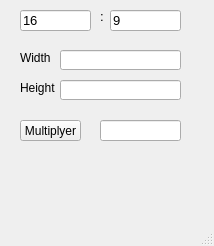
First picture: the form in aspect_ratio.ui, repository chess-quest/p2_aspect-ratio, before the edit.
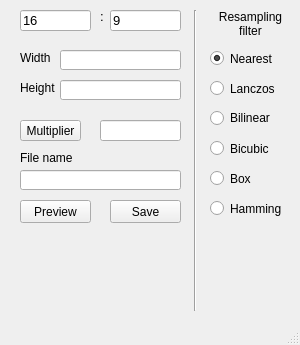
Second picture: the form after the edit.

Commit message: added the ability to modify image files

```diff
--- a/aspect_ratio.ui
+++ b/aspect_ratio.ui
@@ -6,20 +6,20 @@
    <rect>
     <x>0</x>
     <y>0</y>
-    <width>214</width>
-    <height>246</height>
+    <width>300</width>
+    <height>345</height>
    </rect>
   </property>
   <property name="minimumSize">
    <size>
-    <width>214</width>
-    <height>214</height>
+    <width>300</width>
+    <height>345</height>
    </size>
   </property>
   <property name="maximumSize">
    <size>
-    <width>246</width>
-    <height>246</height>
+    <width>300</width>
+    <height>345</height>
    </size>
   </property>
   <property name="windowTitle">
@@ -136,16 +136,16 @@
      </rect>
     </property>
     <property name="text">
-     <string>Multiplyer</string>
+     <string>Multiplier</string>
     </property>
    </widget>
    <widget class="QLabel" name="label_output">
     <property name="geometry">
      <rect>
       <x>20</x>
-      <y>150</y>
+      <y>240</y>
       <width>161</width>
-      <height>41</height>
+      <height>51</height>
      </rect>
     </property>
     <property name="text">
@@ -170,6 +170,166 @@
      <string/>
     </property>
    </widget>
+   <widget class="QLabel" name="label_filename">
+    <property name="geometry">
+     <rect>
+      <x>20</x>
+      <y>150</y>
+      <width>161</width>
+      <height>16</height>
+     </rect>
+    </property>
+    <property name="text">
+     <string>File name</string>
+    </property>
+   </widget>
+   <widget class="QLineEdit" name="lineEdit_filename">
+    <property name="geometry">
+     <rect>
+      <x>20</x>
+      <y>170</y>
+      <width>161</width>
+      <height>20</height>
+     </rect>
+    </property>
+   </widget>
+   <widget class="QPushButton" name="pushButton_save">
+    <property name="geometry">
+     <rect>
+      <x>110</x>
+      <y>200</y>
+      <width>71</width>
+      <height>23</height>
+     </rect>
+    </property>
+    <property name="text">
+     <string>Save</string>
+    </property>
+   </widget>
+   <widget class="QPushButton" name="pushButton_preview">
+    <property name="geometry">
+     <rect>
+      <x>20</x>
+      <y>200</y>
+      <width>71</width>
+      <height>23</height>
+     </rect>
+    </property>
+    <property name="text">
+     <string>Preview</string>
+    </property>
+   </widget>
+   <widget class="QLabel" name="label_resampling">
+    <property name="geometry">
+     <rect>
+      <x>200</x>
+      <y>10</y>
+      <width>101</width>
+      <height>31</height>
+     </rect>
+    </property>
+    <property name="text">
+     <string>Resampling
+filter</string>
+    </property>
+    <property name="alignment">
+     <set>Qt::AlignHCenter|Qt::AlignTop</set>
+    </property>
+   </widget>
+   <widget class="QRadioButton" name="radioButton_nearest">
+    <property name="geometry">
+     <rect>
+      <x>210</x>
+      <y>50</y>
+      <width>82</width>
+      <height>17</height>
+     </rect>
+    </property>
+    <property name="text">
+     <string>Nearest</string>
+    </property>
+    <property name="checked">
+     <bool>true</bool>
+    </property>
+   </widget>
+   <widget class="Line" name="line">
+    <property name="geometry">
+     <rect>
+      <x>185</x>
+      <y>10</y>
+      <width>21</width>
+      <height>301</height>
+     </rect>
+    </property>
+    <property name="orientation">
+     <enum>Qt::Vertical</enum>
+    </property>
+   </widget>
+   <widget class="QRadioButton" name="radioButton_lanczos">
+    <property name="geometry">
+     <rect>
+      <x>210</x>
+      <y>80</y>
+      <width>82</width>
+      <height>17</height>
+     </rect>
+    </property>
+    <property name="text">
+     <string>Lanczos</string>
+    </property>
+   </widget>
+   <widget class="QRadioButton" name="radioButton_bilinear">
+    <property name="geometry">
+     <rect>
+      <x>210</x>
+      <y>110</y>
+      <width>82</width>
+      <height>16</height>
+     </rect>
+    </property>
+    <property name="text">
+     <string>Bilinear</string>
+    </property>
+   </widget>
+   <widget class="QRadioButton" name="radioButton_Bicubic">
+    <property name="geometry">
+     <rect>
+      <x>210</x>
+      <y>140</y>
+      <width>82</width>
+      <height>17</height>
+     </rect>
+    </property>
+    <property name="text">
+     <string>Bicubic</string>
+    </property>
+   </widget>
+   <widget class="QRadioButton" name="radioButton_box">
+    <property name="geometry">
+     <rect>
+      <x>210</x>
+      <y>170</y>
+      <width>82</width>
+      <height>17</height>
+     </rect>
+    </property>
+    <property name="text">
+     <string>Box</string>
+    </property>
+   </widget>
+   <widget class="QRadioButton" name="radioButton_hamming">
+    <property name="geometry">
+     <rect>
+      <x>210</x>
+      <y>200</y>
+      <width>82</width>
+      <height>17</height>
+     </rect>
+    </property>
+    <property name="text">
+     <string>Hamming</string>
+    </property>
+   </widget>
   </widget>
   <widget class="QMenuBar" name="menubar">
    <property name="geometry">
```
Left out of the diff: 4 changed lines with no effect on the pictures. The commit also changes 1 other file.
